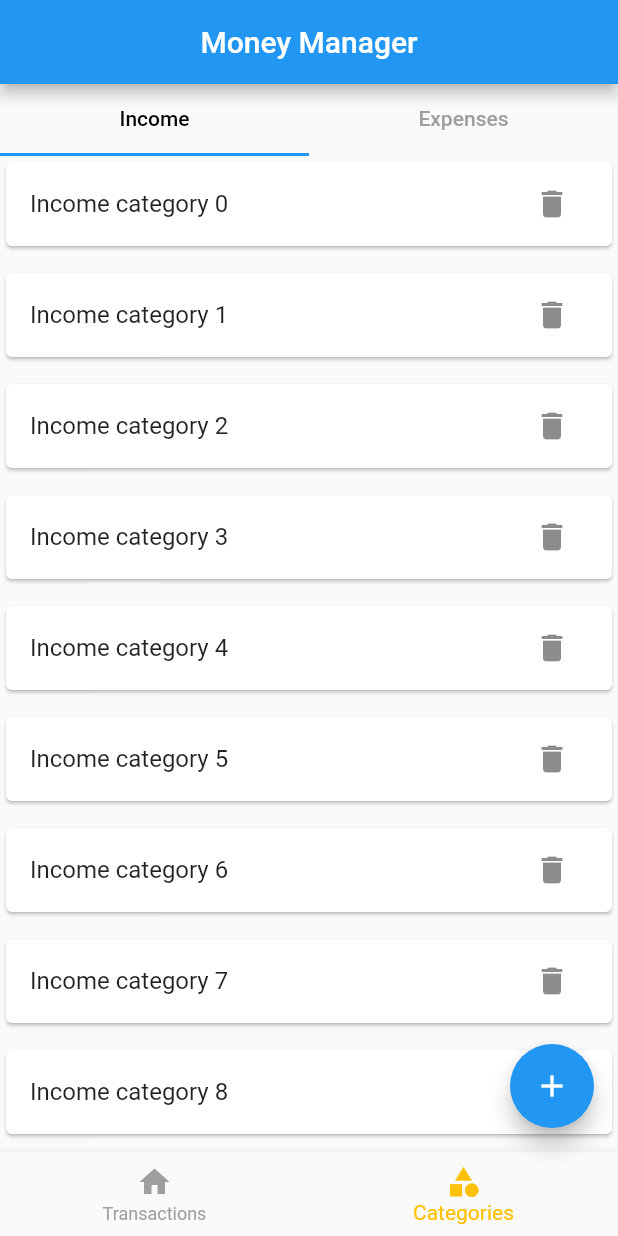
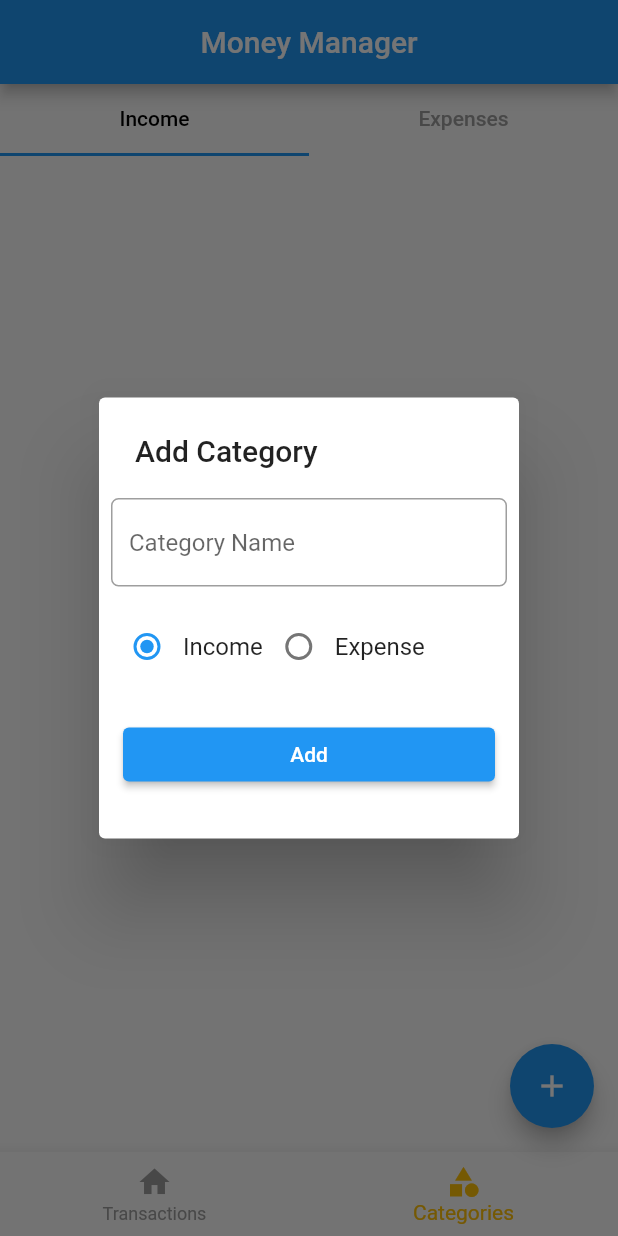
Before and after one commit to amjadhck/money_manager, a Flutter app: the screen it shows after launch, item 2 of the bottom bar chosen, after a tap on the "add" icon, on a phone screen of 412 x 824 dp. Run offline on Flutter 3.47's test engine with Material 2 defaults, Android fonts, the phone set to English and light mode, and no system bars; our stand-ins replace hive_flutter; accounts and stored records are empty.

Commit message:
Hive insert(popup),delete done

```diff
--- /dev/null
+++ b/lib/db/category/category_db.dart
@@ -0,0 +1,63 @@
+// ignore_for_file: avoid_print
+
+import 'package:flutter/material.dart';
+import 'package:hive_flutter/hive_flutter.dart';
+import 'package:money_manager/models/category/category_model.dart';
+
+const categoryDbName = 'category-database';
+
+abstract class CategoryDbFunctions {
+  Future<List<CategoryModel>> getCategories();
+  Future<void> insertCategory(CategoryModel value);
+  Future<void> deleteCategory(String categoryID);
+}
+
+class CategoryDB implements CategoryDbFunctions {
+  CategoryDB._internal();
+  static CategoryDB instance = CategoryDB._internal();
+  factory CategoryDB() {
+    return instance;
+  }
+
+  ValueNotifier<List<CategoryModel>> incomeCategoryList = ValueNotifier([]);
+  ValueNotifier<List<CategoryModel>> expenseCategoryList = ValueNotifier([]);
+
+  @override
+  Future<void> insertCategory(CategoryModel value) async {
+    final _categoryDB = await Hive.openBox<CategoryModel>(categoryDbName);
+    await _categoryDB.put(value.id, value);
+    //print("value.id at put ${value.id}");
+    refreshUI();
+  }
+
+  @override
+  Future<List<CategoryModel>> getCategories() async {
+    final _categoryDB = await Hive.openBox<CategoryModel>(categoryDbName);
+    return _categoryDB.values.toList();
+  }
+
+  Future<void> refreshUI() async {
+    final _allCategories = await getCategories();
+    incomeCategoryList.value.clear();
+    expenseCategoryList.value.clear();
+    Future.forEach(
+      _allCategories,
+      (CategoryModel category) {
+        if (category.type == Categorytype.income) {
+          incomeCategoryList.value.add(category);
+        } else {
+          expenseCategoryList.value.add(category);
+        }
+      },
+    );
+    incomeCategoryList.notifyListeners();
+    expenseCategoryList.notifyListeners();
+  }
+
+  @override
+  Future<void> deleteCategory(String categoryID) async {
+    final _categoryDB = await Hive.openBox<CategoryModel>(categoryDbName);
+    await _categoryDB.delete(categoryID);
+    refreshUI();
+  }
+}
--- a/lib/main.dart
+++ b/lib/main.dart
@@ -1,7 +1,17 @@
 import 'package:flutter/material.dart';
+import 'package:hive_flutter/hive_flutter.dart';
+import 'package:money_manager/models/category/category_model.dart';
 import 'package:money_manager/screens/home/home_screen.dart';
 
-void main() {
+Future<void> main() async {
+  WidgetsFlutterBinding.ensureInitialized();
+  await Hive.initFlutter();
+  if (!Hive.isAdapterRegistered(CategoryModelAdapter().typeId)) {
+    Hive.registerAdapter(CategoryModelAdapter());
+  }
+  if (!Hive.isAdapterRegistered(CategorytypeAdapter().typeId)) {
+    Hive.registerAdapter(CategorytypeAdapter());
+  }
   runApp(const MyApp());
 }
 
--- /dev/null
+++ b/lib/models/category/category_model.dart
@@ -0,0 +1,35 @@
+import 'package:hive_flutter/hive_flutter.dart';
+
+part 'category_model.g.dart';
+
+@HiveType(typeId: 2)
+enum Categorytype {
+  @HiveField(0)
+  income,
+  @HiveField(1)
+  expense,
+}
+
+@HiveType(typeId: 1)
+class CategoryModel {
+  @HiveField(0)
+  final String id;
+  @HiveField(1)
+  final String name;
+  @HiveField(2)
+  final bool isDeleted;
+  @HiveField(3)
+  final Categorytype type;
+
+  CategoryModel({
+    required this.id,
+    required this.name,
+    required this.type,
+    this.isDeleted = false,
+  });
+
+  @override
+  String toString() {
+    return '$name $type';
+  }
+}
--- a/lib/screens/category/category_screen.dart
+++ b/lib/screens/category/category_screen.dart
@@ -1,4 +1,5 @@
 import 'package:flutter/material.dart';
+import 'package:money_manager/db/category/category_db.dart';
 import 'package:money_manager/screens/category/expense_category_list.dart';
 import 'package:money_manager/screens/category/income_category_list.dart';
 
@@ -15,6 +16,7 @@ class _CategoryScreenState extends State<CategoryScreen>
   @override
   void initState() {
     _tabController = TabController(length: 2, vsync: this);
+    CategoryDB().refreshUI();
     super.initState();
   }
 
--- a/lib/screens/category/expense_category_list.dart
+++ b/lib/screens/category/expense_category_list.dart
@@ -1,17 +1,27 @@
+// ignore_for_file: avoid_print
+
 import 'package:flutter/material.dart';
+import 'package:money_manager/db/category/category_db.dart';
+import 'package:money_manager/models/category/category_model.dart';
 
 class ExpenseCategoryList extends StatelessWidget {
   const ExpenseCategoryList({Key? key}) : super(key: key);
 
   @override
   Widget build(BuildContext context) {
+    return ValueListenableBuilder(
+      valueListenable: CategoryDB.instance.expenseCategoryList,
+      builder: (BuildContext ctx, List<CategoryModel> newList, _) {
         return ListView.separated(
           itemBuilder: (contex, index) {
             return Card(
               child: ListTile(
-            title: Text("Expense category $index"),
+                title: Text(newList[index].name),
                 trailing: IconButton(
-              onPressed: () {},
+                  onPressed: () {
+                    CategoryDB.instance.deleteCategory(newList[index].id);
+                    //print("value.id at delete call ${newList[index].id}");
+                  },
                   icon: const Icon(Icons.delete),
                 ),
               ),
@@ -22,7 +32,9 @@ class ExpenseCategoryList extends StatelessWidget {
               height: 10,
             );
           },
-      itemCount: 10,
+          itemCount: newList.length,
+        );
+      },
     );
   }
 }
--- a/lib/screens/category/income_category_list.dart
+++ b/lib/screens/category/income_category_list.dart
@@ -1,17 +1,25 @@
 import 'package:flutter/material.dart';
+import 'package:money_manager/db/category/category_db.dart';
+import 'package:money_manager/models/category/category_model.dart';
 
 class IncomeCategoryList extends StatelessWidget {
   const IncomeCategoryList({Key? key}) : super(key: key);
 
   @override
   Widget build(BuildContext context) {
+    return ValueListenableBuilder(
+      valueListenable: CategoryDB.instance.incomeCategoryList,
+      builder: (BuildContext ctx, List<CategoryModel> newList, Widget? _) {
         return ListView.separated(
           itemBuilder: (contex, index) {
             return Card(
               child: ListTile(
-            title: Text("Income category $index"),
+                title: Text(newList[index].name),
                 trailing: IconButton(
-              onPressed: () {},
+                  onPressed: () {
+                    //print("value.id at delete call ${newList[index].id}");
+                    CategoryDB.instance.deleteCategory(newList[index].id);
+                  },
                   icon: const Icon(Icons.delete),
                 ),
               ),
@@ -22,7 +30,9 @@ class IncomeCategoryList extends StatelessWidget {
               height: 10,
             );
           },
-      itemCount: 10,
+          itemCount: newList.length,
+        );
+      },
     );
   }
 }
--- /dev/null
+++ b/lib/screens/category/popup_add_category.dart
@@ -0,0 +1,95 @@
+import 'package:flutter/material.dart';
+import 'package:money_manager/db/category/category_db.dart';
+import 'package:money_manager/models/category/category_model.dart';
+
+ValueNotifier<Categorytype> selectedcategoryNotifier =
+    ValueNotifier(Categorytype.income);
+
+Future<void> showCategoryAddPopUp(BuildContext context) async {
+  final _nameEditingController = TextEditingController();
+
+  showDialog(
+    context: context,
+    builder: (ctx) {
+      return SimpleDialog(
+        title: const Text("Add Category"),
+        children: [
+          Padding(
+            padding: const EdgeInsets.all(8.0),
+            child: TextFormField(
+              controller: _nameEditingController,
+              decoration: const InputDecoration(
+                hintText: "Category Name",
+                border: OutlineInputBorder(
+                  borderRadius: BorderRadius.all(
+                    Radius.circular(5),
+                  ),
+                ),
+              ),
+            ),
+          ),
+          Padding(
+            padding: const EdgeInsets.all(8.0),
+            child: Row(
+              children: const [
+                RadioButton(title: "Income", type: Categorytype.income),
+                RadioButton(title: "Expense", type: Categorytype.expense),
+              ],
+            ),
+          ),
+          Padding(
+            padding: const EdgeInsets.all(16.0),
+            child: ElevatedButton(
+              onPressed: () {
+                final _name = _nameEditingController.text;
+                if (_name.isEmpty) {
+                  return;
+                }
+                final _type = selectedcategoryNotifier.value;
+                final _category = CategoryModel(
+                  id: DateTime.now().microsecondsSinceEpoch.toString(),
+                  name: _name,
+                  type: _type,
+                );
+                CategoryDB.instance.insertCategory(_category);
+                Navigator.of(ctx).pop();
+              },
+              child: const Text("Add"),
+            ),
+          )
+        ],
+      );
+    },
+  );
+}
+
+class RadioButton extends StatelessWidget {
+  final String title;
+  final Categorytype type;
+
+  const RadioButton({Key? key, required this.title, required this.type})
+      : super(key: key);
+
+  @override
+  Widget build(BuildContext context) {
+    return Row(
+      children: [
+        ValueListenableBuilder(
+            valueListenable: selectedcategoryNotifier,
+            builder: (BuildContext ctx, Categorytype newCategory, Widget? _) {
+              return Radio<Categorytype>(
+                  value: type,
+                  groupValue: newCategory,
+                  onChanged: (value) {
+                    if (value == null) {
+                      return;
+                    }
+                    selectedcategoryNotifier.value = value;
+                    selectedcategoryNotifier.notifyListeners();
+                  });
+            }),
+        Text(title),
+      ],
+    );
+  }
+}
--- a/lib/screens/home/home_screen.dart
+++ b/lib/screens/home/home_screen.dart
@@ -1,12 +1,11 @@
-// ignore_for_file: avoid_print
-
 import 'package:flutter/material.dart';
 import 'package:money_manager/screens/category/category_screen.dart';
+import 'package:money_manager/screens/category/popup_add_category.dart';
 import 'package:money_manager/screens/home/widgets/bottom_navigation.dart';
 import 'package:money_manager/screens/transaction/transaction_screen.dart';
 
 class HomeScreen extends StatelessWidget {
-  HomeScreen({Key? key}) : super(key: key);
+  const HomeScreen({Key? key}) : super(key: key);
   static ValueNotifier<int> selectedIndex = ValueNotifier(0);
   final _pages = const [
     TransactionScreen(),
@@ -30,11 +29,15 @@ class HomeScreen extends StatelessWidget {
       floatingActionButton: FloatingActionButton(
         onPressed: () {
           if (selectedIndex.value == 0) {
-            print("Add Transaction");
-            print("0");
           } else {
-            print("Add cateegory");
-            print("1");
+            showCategoryAddPopUp(context);
+
+            // final _sample = CategoryModel(
+            //   id: DateTime.now().microsecondsSinceEpoch.toString(),
+            //   name: "Travel",
+            //   type: Categorytype.expense,
+            // );
+            // CategoryDB().insertCategory(_sample);
           }
         },
         child: const Icon(Icons.add),
```
Also changed, not shown: lib/models/category/category_model.g.dart (added). Lines whose indentation alone changed are shown as unchanged.
